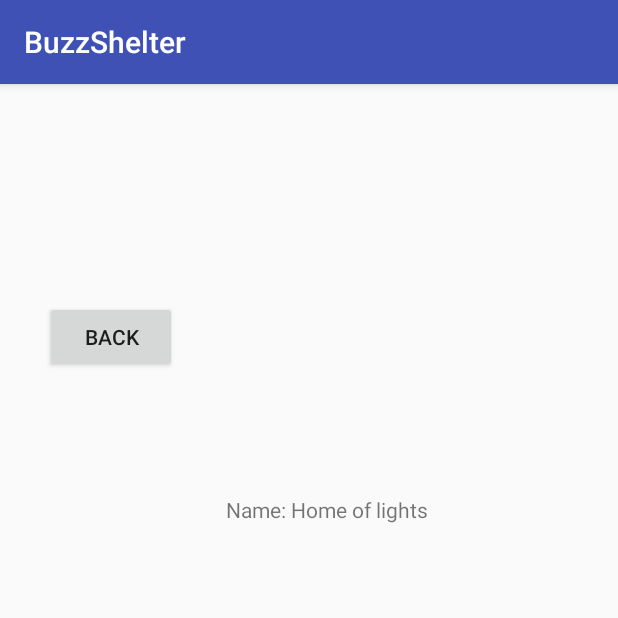
After one commit to JAGAD51/BuzzShelter, an Android app: the DetailedShelterActivity screen opened directly, with no data from a screen before it, on a phone screen of 412 x 824 dp, the top half of it. The commit adds this screen. Run offline under Robolectric (Android 15) with nearby library versions, the phone set to English and light mode, and no system bars; 1 statement that could not run was skipped.

Commit message:
Added placeholders for other features
Trying to see detailed view of a shelter crashes app tho

```diff
--- a/app/src/main/AndroidManifest.xml
+++ b/app/src/main/AndroidManifest.xml
@@ -32,6 +32,8 @@
         </activity>
         <activity android:name="com.buzzshelter.Controllers.MainActivity" />
         <activity android:name="com.buzzshelter.Controllers.ViewShelterActivity" />
+        <activity android:name="com.buzzshelter.Controllers.EnterShelterActivity" />
+        <activity android:name="com.buzzshelter.Controllers.DetailedShelterActivity" />
         <activity
             android:name="com.buzzshelter.Controllers.RegistrationActivity"
             android:label="@string/title_activity_registration"
--- /dev/null
+++ b/app/src/main/java/com/buzzshelter/Controllers/DetailedShelterActivity.java
@@ -0,0 +1,44 @@
+package com.buzzshelter.Controllers;
+
+import android.content.Intent;
+import android.os.Bundle;
+import android.support.v7.app.AppCompatActivity;
+import android.util.Log;
+import android.view.View;
+import android.widget.Button;
+import android.widget.TextView;
+
+import com.buzzshelter.Model.Model;
+import com.buzzshelter.Model.Shelter;
+import com.example.tonyzhang.buzzshelter.R;
+
+/**
+ * Created by jeffr on 2/21/2018.
+ */
+
+public class DetailedShelterActivity extends AppCompatActivity {
+
+    private TextView text = findViewById(R.id.shelterInfo);
+
+    @Override
+    protected void onCreate(Bundle savedInstanceState) {
+        super.onCreate(savedInstanceState);
+        setContentView(R.layout.activity_detailedshelter);
+        Log.d("Test", "there");
+        Button backButton = (Button) findViewById(R.id.back);
+
+        backButton.setOnClickListener(new View.OnClickListener() {
+            @Override
+            public void onClick(View view) {
+                Intent intent = new Intent(getBaseContext(), ViewShelterActivity.class);
+                startActivity(intent);
+            }
+        });
+
+       /* Intent intent = getIntent();
+        String name = intent.getStringExtra("name");
+        Shelter shelter = (Shelter) Model.getInstance().getShelterList().get(name);
+        text.setText("Name: " + shelter.getName() + "\n");
+        text.append("Capacity: " + shelter.getCapacity() + "\n");*/
+    }
+}
--- /dev/null
+++ b/app/src/main/res/layout/activity_detailedshelter.xml
@@ -0,0 +1,37 @@
+<?xml version="1.0" encoding="utf-8"?>
+<android.support.constraint.ConstraintLayout
+    xmlns:android="http://schemas.android.com/apk/res/android"
+    xmlns:app="http://schemas.android.com/apk/res-auto"
+    xmlns:tools="http://schemas.android.com/tools"
+    android:layout_width="match_parent"
+    android:layout_height="match_parent">
+
+    <Button
+        android:id="@+id/back"
+        android:layout_width="wrap_content"
+        android:layout_height="wrap_content"
+        android:layout_marginBottom="447dp"
+        android:layout_marginEnd="280dp"
+        android:layout_marginStart="16dp"
+        android:layout_marginTop="16dp"
+        android:text="Back"
+        app:layout_constraintBottom_toBottomOf="parent"
+        app:layout_constraintEnd_toEndOf="parent"
+        app:layout_constraintStart_toStartOf="parent"
+        app:layout_constraintTop_toTopOf="parent" />
+
+    <TextView
+        android:id="@+id/shelterInfo"
+        android:layout_width="281dp"
+        android:layout_height="352dp"
+        android:layout_marginBottom="78dp"
+        android:layout_marginEnd="40dp"
+        android:layout_marginStart="63dp"
+        android:layout_marginTop="17dp"
+        android:text="Name: Home of lights"
+        android:textAlignment="center"
+        app:layout_constraintBottom_toBottomOf="parent"
+        app:layout_constraintEnd_toEndOf="parent"
+        app:layout_constraintStart_toStartOf="parent"
+        app:layout_constraintTop_toBottomOf="@+id/back" />
+</android.support.constraint.ConstraintLayout>
```
Also changed, not shown: app/src/main/java/com/buzzshelter/Controllers/EnterShelterActivity.java (added, +32 -0 lines), app/src/main/java/com/buzzshelter/Controllers/MainActivity.java (+7 -0 lines), app/src/main/java/com/buzzshelter/Controllers/ViewShelterActivity.java (+15 -2 lines), app/src/main/res/layout/activity_entershelter.xml (+10 -1 lines).
